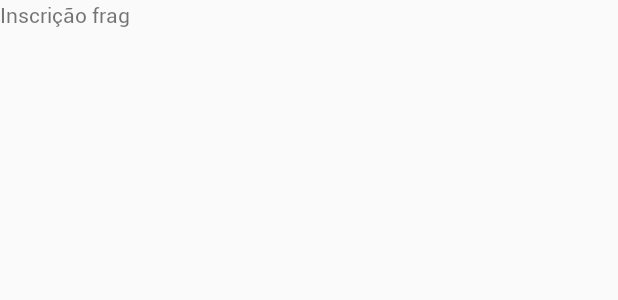
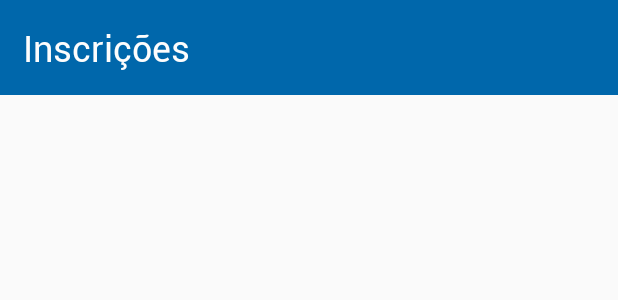
Before and after one commit to reisdev/conveniar-eventos, an Android app: the layout fragment_insc_frag.xml on its own in the app's theme, with its tools: preview values and no code run, on a phone screen of 412 x 824 dp. Shown: the top 300 px of the screen. Run offline under Robolectric (Android 15) with nearby library versions, the phone set to English and light mode, and no system bars.

Commit message:
[feature] Subscriptions Page + Favorite page header

```diff
--- a/ConveniarEventos/app/src/main/java/com/mthrsj/conveniareventos/Utils/API/ConveniarEndpoints.java
+++ b/ConveniarEventos/app/src/main/java/com/mthrsj/conveniareventos/Utils/API/ConveniarEndpoints.java
@@ -42,4 +42,8 @@ public interface ConveniarEndpoints {
     @GET("eventos/usuario")
     @Headers("X-API-KEY: 7e61b6bb-6841-415f-954e-5e2ba445cc7c")
     Call<User> getUsuario(@Header("Authorization") String auth);
+
+    @GET("eventos/inscricoes")
+    @Headers("X-API-KEY: 7e61b6bb-6841-415f-954e-5e2ba445cc7c")
+    Call<List<Event>> getSubscriptions(@Header("Authorization") String auth);
 }
--- a/ConveniarEventos/app/src/main/java/com/mthrsj/conveniareventos/favorito_frag.java
+++ b/ConveniarEventos/app/src/main/java/com/mthrsj/conveniareventos/favorito_frag.java
@@ -76,6 +76,7 @@ public class favorito_frag extends Fragment {
             db.commitTransaction();*/
             final Config favConfig = db.where(Config.class).equalTo("name", "favorites").findFirst();
             db.commitTransaction();
+            Log.d("FAV", favConfig.getValue());
             favConfig.addChangeListener(new RealmObjectChangeListener<Config>() {
                 @Override
                 public void onChange(Config config, @Nullable ObjectChangeSet changeSet) {
@@ -99,7 +100,7 @@ public class favorito_frag extends Fragment {
             }
             favoriteEventsRequest(query);
         } catch (NullPointerException e) {
-
+            Log.e("FAV"," "+e);
         }
     }
 
--- a/ConveniarEventos/app/src/main/res/layout/fragment_insc_frag.xml
+++ b/ConveniarEventos/app/src/main/res/layout/fragment_insc_frag.xml
@@ -4,11 +4,34 @@
     android:layout_width="match_parent"
     android:layout_height="match_parent"
     tools:context=".insc_frag">
+    <RelativeLayout
+        android:layout_width="match_parent"
+        android:layout_height="match_parent">
 
-    <!-- TODO: Update blank fragment layout -->
-    <TextView
-        android:layout_width="match_parent"
-        android:layout_height="match_parent"
-        android:text="Inscrição frag" />
+        <RelativeLayout
+            android:id="@+id/subscription_header"
+            android:layout_width="match_parent"
+            android:layout_height="wrap_content"
+            android:background="@color/colorPrimary"
+            android:padding="15dp">
 
+            <TextView
+                android:layout_width="wrap_content"
+                android:layout_height="wrap_content"
+                android:text="Inscrições"
+                android:textColor="@color/white"
+                android:textSize="24sp" />
+        </RelativeLayout>
+
+        <RelativeLayout
+            android:layout_width="match_parent"
+            android:layout_height="match_parent"
+            android:layout_below="@+id/subscription_header">
+            <androidx.recyclerview.widget.RecyclerView
+                android:id="@+id/subscriptions_recycler_view"
+                android:layout_width="match_parent"
+                android:layout_height="match_parent"
+                android:scrollbars="none"></androidx.recyclerview.widget.RecyclerView>
+        </RelativeLayout>
+    </RelativeLayout>
 </FrameLayout>
```
Also changed, not shown: ConveniarEventos/app/src/main/java/com/mthrsj/conveniareventos/insc_frag.java (+68 -6 lines), ConveniarEventos/app/src/main/res/layout/fragment_favorito_frag.xml (+29 -11 lines), ConveniarEventos/app/src/main/res/layout/fragment_perfil_frag.xml (indentation only).
